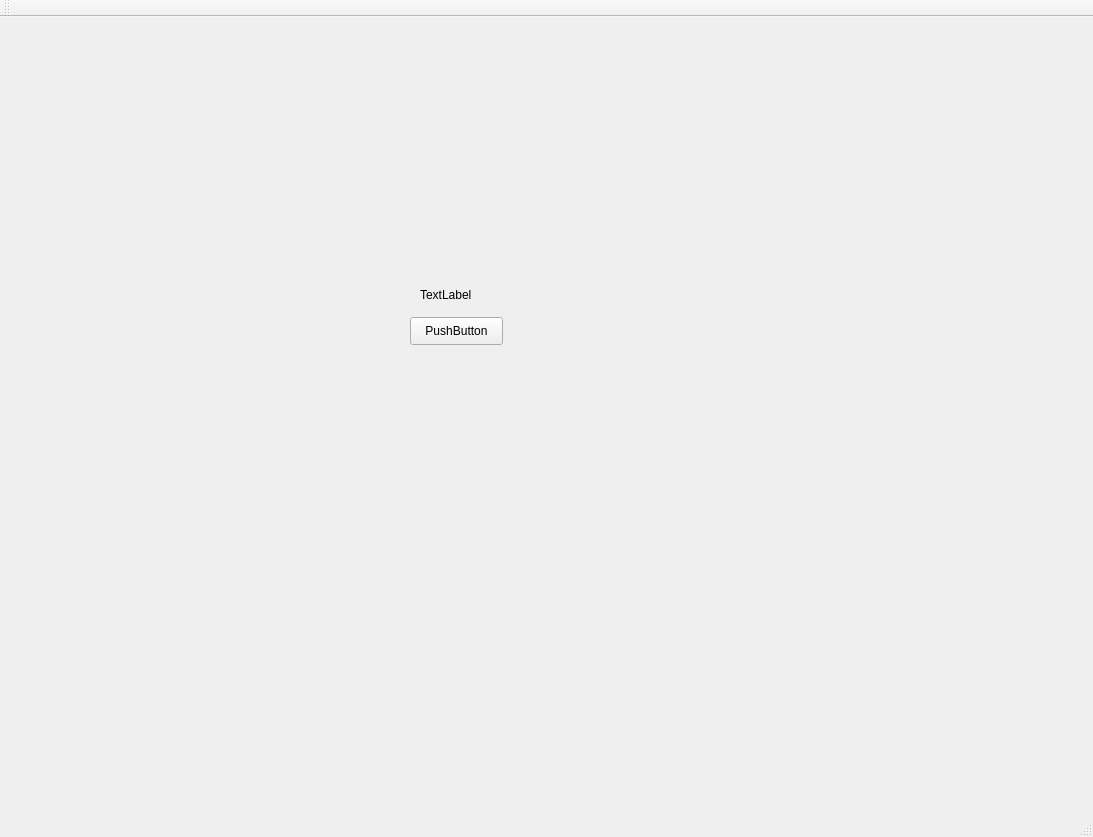
The window that Visual_feedback_system.ui (PICOPON/Visual_feedback-System) describes before a commit, drawn with Qt 5.
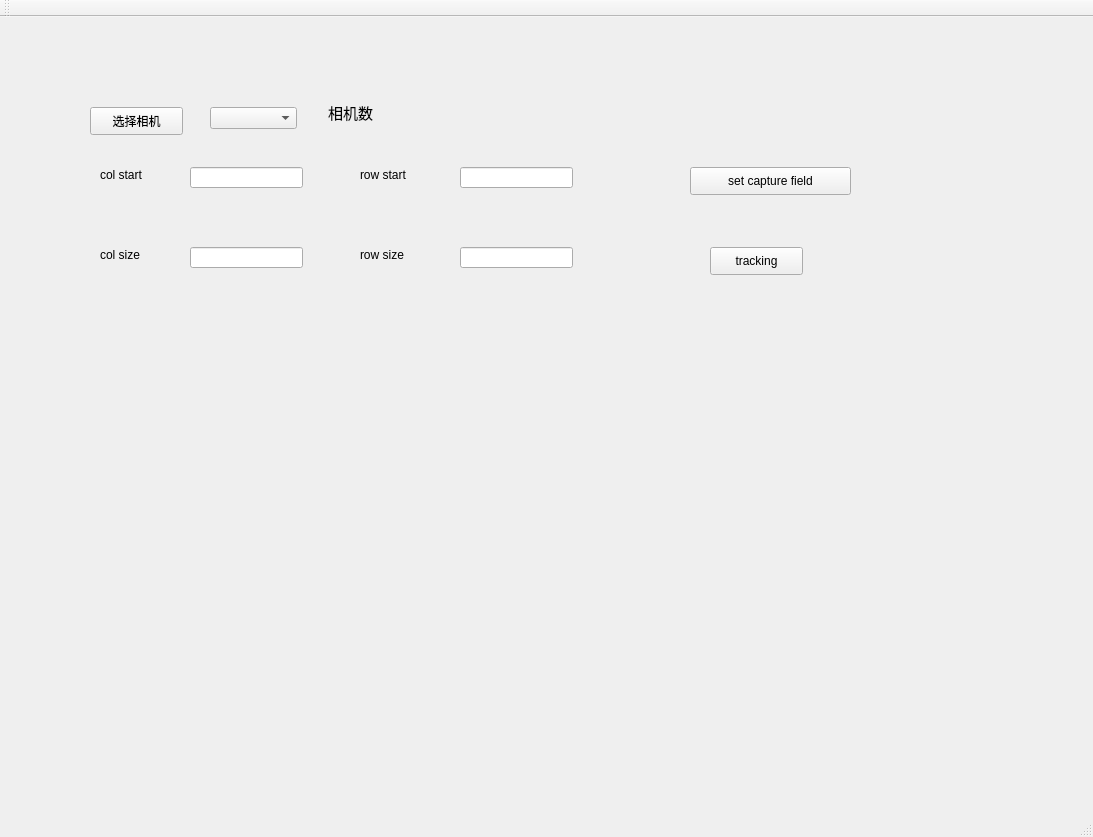
The same window after the commit. Icons and pictures are not drawn.

```diff
--- a/Visual_feedback_system.ui
+++ b/Visual_feedback_system.ui
@@ -14,30 +14,192 @@
    <string>Visual_feedback_system</string>
   </property>
   <widget class="QWidget" name="centralWidget">
+   <widget class="QPushButton" name="PortSelectBtn">
+    <property name="geometry">
+     <rect>
+      <x>90</x>
+      <y>90</y>
+      <width>93</width>
+      <height>28</height>
+     </rect>
+    </property>
+    <property name="text">
+     <string>选择相机</string>
+    </property>
+   </widget>
+   <widget class="QLabel" name="DeviceNum_Label">
+    <property name="geometry">
+     <rect>
+      <x>310</x>
+      <y>80</y>
+      <width>81</width>
+      <height>31</height>
+     </rect>
+    </property>
+    <property name="font">
+     <font>
+      <family>Adobe 宋体 Std L</family>
+      <pointsize>11</pointsize>
+     </font>
+    </property>
+    <property name="text">
+     <string>相机数</string>
+    </property>
+    <property name="alignment">
+     <set>Qt::AlignCenter</set>
+    </property>
+   </widget>
+   <widget class="QComboBox" name="ComboBox_DEVICE_LIST">
+    <property name="geometry">
+     <rect>
+      <x>210</x>
+      <y>90</y>
+      <width>87</width>
+      <height>22</height>
+     </rect>
+    </property>
+   </widget>
+   <widget class="QLineEdit" name="TextBox_CAPTURE_COL_START">
+    <property name="geometry">
+     <rect>
+      <x>190</x>
+      <y>150</y>
+      <width>113</width>
+      <height>21</height>
+     </rect>
+    </property>
+   </widget>
+   <widget class="QLabel" name="colstart">
+    <property name="geometry">
+     <rect>
+      <x>100</x>
+      <y>150</y>
+      <width>72</width>
+      <height>15</height>
+     </rect>
+    </property>
+    <property name="text">
+     <string>col start</string>
+    </property>
+   </widget>
+   <widget class="QLabel" name="colsize">
+    <property name="geometry">
+     <rect>
+      <x>100</x>
+      <y>230</y>
+      <width>72</width>
+      <height>15</height>
+     </rect>
+    </property>
+    <property name="text">
+     <string>col size</string>
+    </property>
+   </widget>
+   <widget class="QLabel" name="rolstart">
+    <property name="geometry">
+     <rect>
+      <x>360</x>
+      <y>150</y>
+      <width>72</width>
+      <height>15</height>
+     </rect>
+    </property>
+    <property name="text">
+     <string>row start</string>
+    </property>
+   </widget>
+   <widget class="QLabel" name="rowsize">
+    <property name="geometry">
+     <rect>
+      <x>360</x>
+      <y>230</y>
+      <width>72</width>
+      <height>15</height>
+     </rect>
+    </property>
+    <property name="text">
+     <string>row size</string>
+    </property>
+   </widget>
+   <widget class="QLineEdit" name="TextBox_CAPTURE_ROW_START">
+    <property name="geometry">
+     <rect>
+      <x>460</x>
+      <y>150</y>
+      <width>113</width>
+      <height>21</height>
+     </rect>
+    </property>
+   </widget>
+   <widget class="QLineEdit" name="TextBox_CAPTURE_COL_SIZE">
+    <property name="geometry">
+     <rect>
+      <x>190</x>
+      <y>230</y>
+      <width>113</width>
+      <height>21</height>
+     </rect>
+    </property>
+   </widget>
+   <widget class="QLineEdit" name="TextBox_CAPTURE_ROW_SIZE">
+    <property name="geometry">
+     <rect>
+      <x>460</x>
+      <y>230</y>
+      <width>113</width>
+      <height>21</height>
+     </rect>
+    </property>
+   </widget>
    <widget class="QPushButton" name="pushButton">
     <property name="geometry">
      <rect>
-      <x>410</x>
-      <y>300</y>
+      <x>710</x>
+      <y>230</y>
       <width>93</width>
       <height>28</height>
      </rect>
     </property>
     <property name="text">
-     <string>PushButton</string>
+     <string>tracking</string>
     </property>
    </widget>
    <widget class="QLabel" name="label">
     <property name="geometry">
      <rect>
-      <x>420</x>
-      <y>270</y>
-      <width>72</width>
-      <height>15</height>
+      <x>110</x>
+      <y>310</y>
+      <width>791</width>
+      <height>401</height>
      </rect>
     </property>
     <property name="text">
-     <string>TextLabel</string>
+     <string/>
+    </property>
+    <property name="pixmap">
+     <pixmap>E:/图片视频/1800-1BG.jpg</pixmap>
+    </property>
+    <property name="scaledContents">
+     <bool>true</bool>
+    </property>
+    <property name="alignment">
+     <set>Qt::AlignCenter</set>
+    </property>
+    <property name="wordWrap">
+     <bool>false</bool>
+    </property>
+   </widget>
+   <widget class="QPushButton" name="setcapture">
+    <property name="geometry">
+     <rect>
+      <x>690</x>
+      <y>150</y>
+      <width>161</width>
+      <height>28</height>
+     </rect>
+    </property>
+    <property name="text">
+     <string>set capture field</string>
     </property>
    </widget>
   </widget>
```
Left out of the diff: 8 changed lines with no effect on the pictures.
